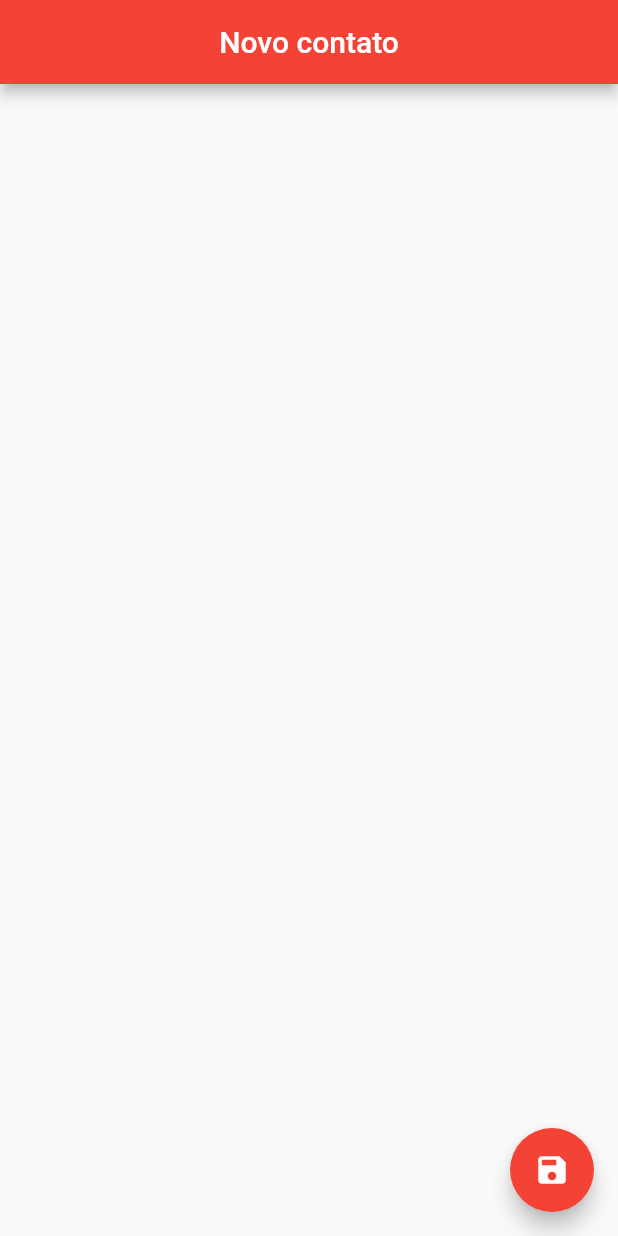
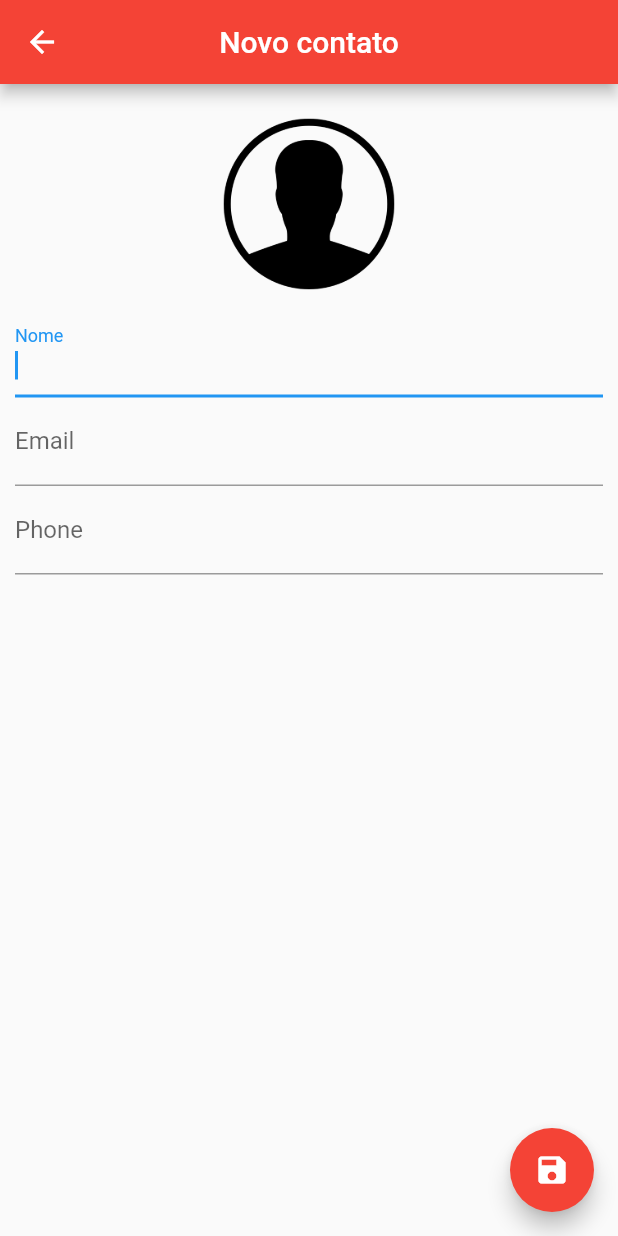
Before and after one commit to andersonsv-zz/flutter_agenda_contatos, a Flutter app: the ContactPage screen opened directly, after a tap on the "save" icon, on a phone screen of 412 x 824 dp. Run offline on Flutter 3.47's test engine with Material 2 defaults, Android fonts, the phone set to English and light mode, and no system bars; our stand-ins replace sqflite; accounts and stored records are empty.

Commit message:
Inclusão de navegação entre telas, gravação e recuperação após manutenção

```diff
--- a/lib/main.dart
+++ b/lib/main.dart
@@ -1,10 +1,9 @@
-import 'package:agenda_contatos/ui/contact_page.dart';
 import 'package:agenda_contatos/ui/home_page.dart';
 import 'package:flutter/material.dart';
 
 void main() {
   runApp(MaterialApp(
-    home: ContactPage(),
+    home: HomePage(),
     debugShowCheckedModeBanner: false,
   ));
 }
--- a/lib/ui/contact_page.dart
+++ b/lib/ui/contact_page.dart
@@ -1,3 +1,5 @@
+import 'dart:io';
+
 import 'package:agenda_contatos/helpers/contact_helper.dart';
 import 'package:flutter/material.dart';
 
@@ -14,6 +16,14 @@ class ContactPage extends StatefulWidget {
 class _ContactPageState extends State<ContactPage> {
   @override
 
+  final _nameFocus = FocusNode();
+
+  final _nameController = TextEditingController();
+  final _emailController = TextEditingController();
+  final _phoneController = TextEditingController();
+
+  bool _userEdited = false;
+
   Contact _editedContact;
 
   @override
@@ -24,6 +34,11 @@ class _ContactPageState extends State<ContactPage> {
       _editedContact = Contact();
     }else{
       _editedContact = Contact.fromMap(widget.contact.toMap());
+
+      _nameController.text = _editedContact.name;
+      _emailController.text = _editedContact.email;
+      _phoneController.text = _editedContact.phone;
+
     }
   }
 
@@ -36,9 +51,64 @@ class _ContactPageState extends State<ContactPage> {
         centerTitle: true,
       ),
       floatingActionButton: FloatingActionButton(
-          onPressed: () {},
+          onPressed: () {
+            if(_editedContact.name != null && _editedContact.name.isNotEmpty){
+              Navigator.pop(context, _editedContact);
+            }else{
+              FocusScope.of(context).requestFocus(_nameFocus);
+            }
+          },
           child: Icon(Icons.save),
          backgroundColor: Colors.red,),
+      body: SingleChildScrollView(
+        padding: EdgeInsets.all(10),
+        child: Column(
+          children: <Widget>[
+            GestureDetector(
+              child: Container(
+                width: 140,
+                height: 140,
+                decoration: BoxDecoration(
+                  shape: BoxShape.circle,
+                  image: DecorationImage(
+                      image: _editedContact.img != null
+                          ? FileImage(File(_editedContact.img))
+                          : AssetImage("images/person.png")),
+                ),
+              ),
+            ),
+            TextField(
+              controller: _nameController,
+              focusNode: _nameFocus,
+              decoration: InputDecoration(labelText: "Nome"),
+              onChanged: (text){
+                _userEdited = true;
+                setState(() {
+                  _editedContact.name = text;
+                });
+              },
+            ),
+            TextField(
+              controller: _emailController,
+              decoration: InputDecoration(labelText: "Email"),
+              onChanged: (text){
+                _userEdited = true;
+                _editedContact.email = text;
+              },
+              keyboardType: TextInputType.emailAddress,
+            ),
+            TextField(
+              controller: _phoneController,
+              decoration: InputDecoration(labelText: "Phone"),
+              onChanged: (text){
+                _userEdited = true;
+                _editedContact.phone = text;
+              },
+              keyboardType: TextInputType.phone,
+            ),
+          ],
+        ),
+      ),
     );
   }
 }
```
Also changed, not shown: lib/ui/home_page.dart (+31 -7 lines).
